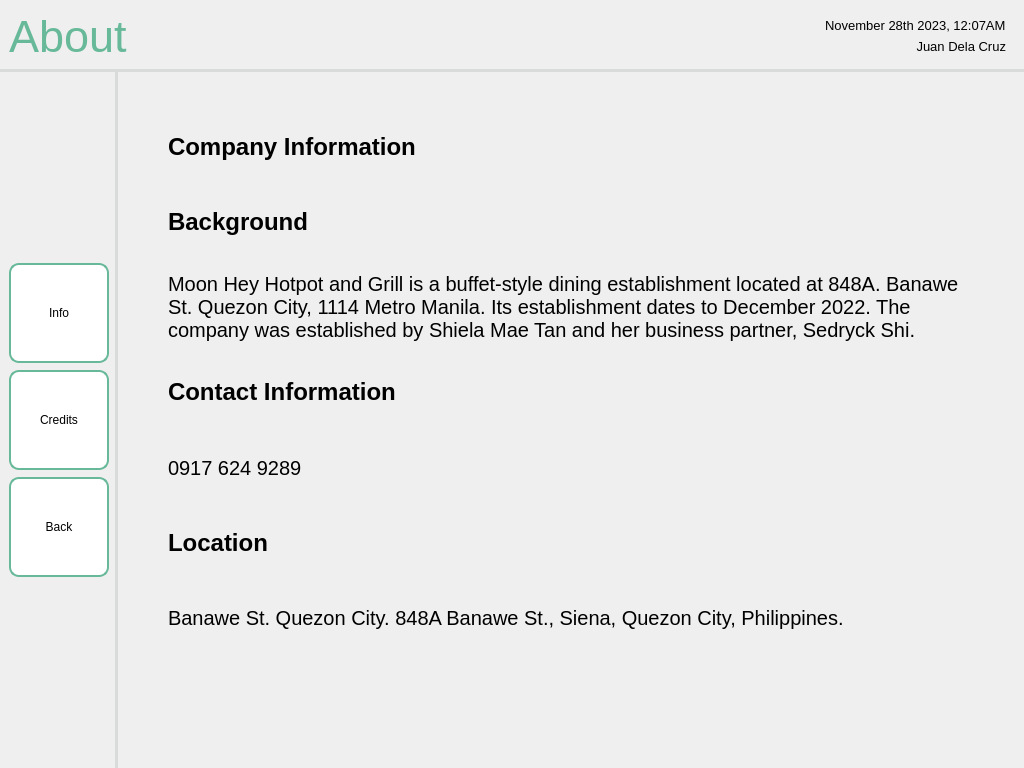
The window that screens/ui/about/about_Info.ui (sehae/POS-with-Inventory-System) describes before a commit, drawn with Qt 5.
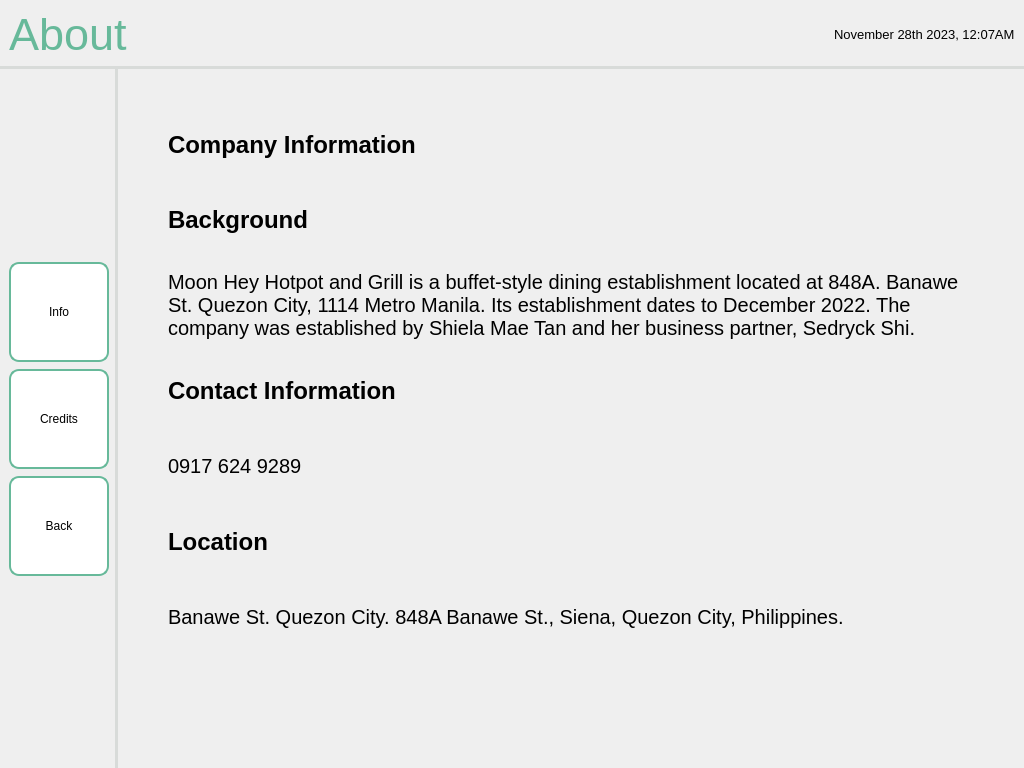
The same window after the commit. Icons and pictures are not drawn.

The edit to the form file:
```diff
--- a/screens/ui/about/about_Info.ui
+++ b/screens/ui/about/about_Info.ui
@@ -301,9 +301,6 @@
            </spacer>
           </item>
           <item>
-           <widget class="QFrame" name="systemLabel">
-            <layout class="QVBoxLayout" name="verticalLayout_12">
-             <item>
               <widget class="QLabel" name="sysTimeDate">
                <property name="font">
                 <font>
@@ -320,29 +317,6 @@
                </property>
               </widget>
              </item>
-             <item>
-              <widget class="QLabel" name="userName">
-               <property name="font">
-                <font>
-                 <pointsize>10</pointsize>
-                </font>
-               </property>
-               <property name="styleSheet">
-                <string notr="true">QLabel {
-    color: black;
-}</string>
-               </property>
-               <property name="text">
-                <string>Juan Dela Cruz</string>
-               </property>
-               <property name="alignment">
-                <set>Qt::AlignRight|Qt::AlignTrailing|Qt::AlignVCenter</set>
-               </property>
-              </widget>
-             </item>
-            </layout>
-           </widget>
-          </item>
          </layout>
         </widget>
        </item>
@@ -364,7 +338,7 @@
           <property name="geometry">
            <rect>
             <x>0</x>
-            <y>-379</y>
+            <y>0</y>
             <width>903</width>
             <height>1213</height>
            </rect>
```
Lines whose indentation alone changed are shown as unchanged.
